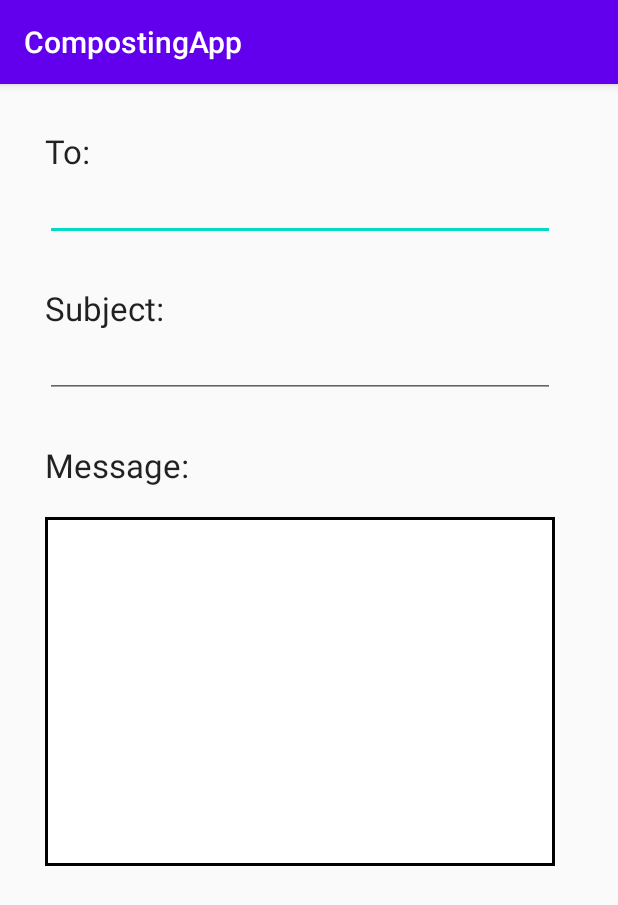
After one commit to royankit11/CompostingApp, an Android app: the EmailActivity screen opened directly, with no data from a screen before it, on a phone screen of 412 x 824 dp. The commit adds this screen. Shown: the top 905 px of the screen. Run offline under Robolectric (Android 15) with nearby library versions, the phone set to English and light mode, and no system bars.

Commit message:
Adding Android files

```diff
--- a/CompostingApp/app/src/main/AndroidManifest.xml
+++ b/CompostingApp/app/src/main/AndroidManifest.xml
@@ -10,7 +10,8 @@
         android:supportsRtl="true"
         android:theme="@style/AppTheme"
         android:usesCleartextTraffic="true">
-        <activity android:name=".RegisterActivityDonor"></activity>
+        <activity android:name=".EmailActivity"></activity>
+        <activity android:name=".RegisterActivityDonor" />
         <activity android:name=".RegisterActivityCompost" />
         <activity android:name=".LoginActivity" />
         <activity
@@ -28,10 +29,10 @@
             android:name="com.google.android.geo.API_KEY"
             android:value="@string/google_maps_key" />
     </application>
-    <uses-permission android:name="android.permission.ACCESS_FINE_LOCATION" />
     <uses-permission android:name="android.permission.INTERNET" />
     <uses-permission android:name="android.permission.ACCESS_NETWORK_STATE" />
-
     <uses-permission android:name="android.permission.ACCESS_COARSE_LOCATION" />
 
+    <uses-permission android:name="android.permission.ACCESS_FINE_LOCATION" />
+
 </manifest>
--- /dev/null
+++ b/CompostingApp/app/src/main/java/com/example/compostingapp/EmailActivity.java
@@ -0,0 +1,14 @@
+package com.example.compostingapp;
+
+import androidx.appcompat.app.AppCompatActivity;
+
+import android.os.Bundle;
+
+public class EmailActivity extends AppCompatActivity {
+
+    @Override
+    protected void onCreate(Bundle savedInstanceState) {
+        super.onCreate(savedInstanceState);
+        setContentView(R.layout.activity_email);
+    }
+}
--- a/CompostingApp/app/src/main/java/com/example/compostingapp/LoginActivity.java
+++ b/CompostingApp/app/src/main/java/com/example/compostingapp/LoginActivity.java
@@ -161,7 +161,7 @@ public class LoginActivity extends AppCompatActivity {
         private void bringToDonorHomePage (String jsonUsername, String email, String firstName, String lastName) {
             Toast.makeText(LoginActivity.this, "Successfully logged in!", Toast.LENGTH_LONG).show();
 
-            Intent goToMaps = new Intent(LoginActivity.this, MapsActivity.class);
+            Intent goToMaps = new Intent(LoginActivity.this, EmailActivity.class);
             startActivity(goToMaps);
         }
 
--- a/CompostingApp/app/src/main/java/com/example/compostingapp/MapsActivity.java
+++ b/CompostingApp/app/src/main/java/com/example/compostingapp/MapsActivity.java
@@ -144,7 +144,7 @@ public class MapsActivity extends FragmentActivity implements OnMapReadyCallback
 
         LatLng latLng = new LatLng(location.getLatitude(), location.getLongitude());
         mMap.addMarker(new MarkerOptions().position(latLng).icon(BitmapDescriptorFactory.fromBitmap(smallMarker)).title("You are here"));
-        mMap.animateCamera(CameraUpdateFactory.newLatLngZoom(latLng,14.0f));
+        mMap.animateCamera(CameraUpdateFactory.newLatLngZoom(latLng,9.0f));
 
         if (!Places.isInitialized()) {
             Places.initialize(getApplicationContext(), apiKey);
@@ -207,7 +207,8 @@ public class MapsActivity extends FragmentActivity implements OnMapReadyCallback
                     // The dialog is automatically dismissed when a dialog button is clicked.
                     .setPositiveButton("Send a message", new DialogInterface.OnClickListener() {
                         public void onClick(DialogInterface dialog, int which) {
-                            Toast.makeText(MapsActivity.this, String.valueOf(marker.getTag()), Toast.LENGTH_LONG).show();
+                            Intent goToLogin = new Intent(MapsActivity.this, LoginActivity.class);
+                            startActivity(goToLogin);
                         }
                     })
 
--- /dev/null
+++ b/CompostingApp/app/src/main/res/drawable/emailbox.xml
@@ -0,0 +1,8 @@
+<?xml version="1.0" encoding="utf-8"?>
+<shape xmlns:android="http://schemas.android.com/apk/res/android"
+    android:shape="rectangle">
+    <solid android:color="@android:color/white">
+
+    </solid>
+    <stroke android:width="2dp" android:color="@android:color/black" />
+</shape>
--- /dev/null
+++ b/CompostingApp/app/src/main/res/layout/activity_email.xml
@@ -0,0 +1,56 @@
+<?xml version="1.0" encoding="utf-8"?>
+<LinearLayout xmlns:android="http://schemas.android.com/apk/res/android"
+    xmlns:app="http://schemas.android.com/apk/res-auto"
+    xmlns:tools="http://schemas.android.com/tools"
+    android:layout_width="match_parent"
+    android:layout_height="match_parent"
+    android:orientation="vertical"
+    tools:context=".EmailActivity">
+
+    <TextView
+        android:layout_width="match_parent"
+        android:layout_height="wrap_content"
+        android:text="To: "
+        android:layout_marginTop="30dp"
+        android:layout_marginStart="30dp"
+        android:textAppearance="@style/TextAppearance.AppCompat.Large"/>
+
+    <EditText
+        android:layout_width="340dp"
+        android:layout_height="wrap_content"
+        android:inputType="none"
+        android:layout_marginStart="30dp"/>
+
+    <TextView
+        android:layout_width="match_parent"
+        android:layout_height="wrap_content"
+        android:text="Subject: "
+        android:layout_marginTop="30dp"
+        android:layout_marginStart="30dp"
+        android:textAppearance="@style/TextAppearance.AppCompat.Large"/>
+
+    <EditText
+        android:layout_width="340dp"
+        android:layout_height="wrap_content"
+        android:inputType="textEmailSubject"
+        android:layout_marginStart="30dp"/>
+
+    <TextView
+        android:layout_width="match_parent"
+        android:layout_height="wrap_content"
+        android:text="Message: "
+        android:layout_marginTop="30dp"
+        android:layout_marginStart="30dp"
+        android:textAppearance="@style/TextAppearance.AppCompat.Large"/>
+
+    <EditText
+        android:layout_width="340dp"
+        android:layout_height="wrap_content"
+        android:padding="8dp"
+        android:layout_marginStart="30dp"
+        android:layout_marginTop="20dp"
+        android:gravity="top"
+        android:background="@drawable/emailbox"
+        android:lines="10" />
+
+</LinearLayout>
--- a/CompostingApp/app/src/main/res/layout/activity_main.xml
+++ b/CompostingApp/app/src/main/res/layout/activity_main.xml
@@ -73,7 +73,8 @@
             android:layout_width="wrap_content"
             android:layout_height="wrap_content"
             android:layout_gravity="center"
-            android:text="Register as a composter"
+            android:text="Register as a host"
+            android:onClick="goToLogin"
             android:textSize="20sp">
 
         </Button>
@@ -83,7 +84,6 @@
             android:layout_height="wrap_content"
             android:layout_gravity="center"
             android:layout_marginTop="70dp"
-            android:onClick="goToLogin"
             android:text="Learn More"
             android:fontFamily="sans-serif-condensed-medium"
             android:background="@android:color/holo_green_dark"
```
